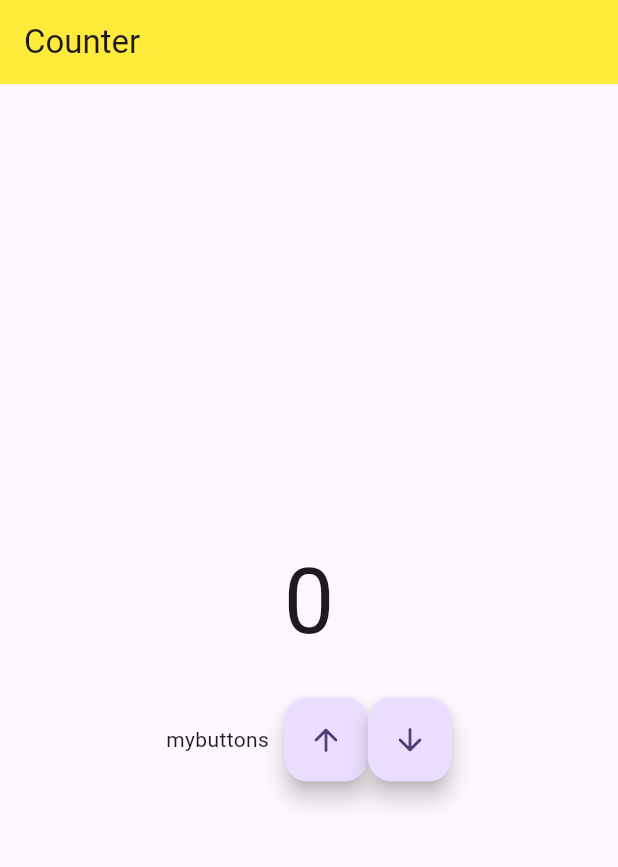
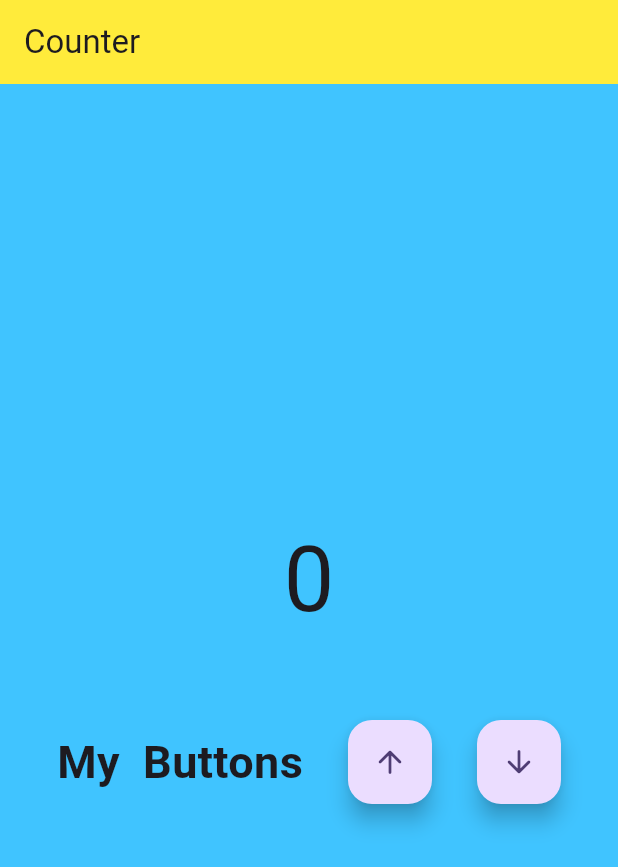
Before and after one commit to ashlin311/flutter_app_1, a Flutter app: the screen it shows after launch, on a phone screen of 412 x 824 dp. Shown: the top 867 px of the screen. Run offline on Flutter 3.47's test engine with Material 3 defaults, Android fonts, the phone set to English and light mode, and no system bars.

Commit message:
few changes

```diff
--- a/lib/main.dart
+++ b/lib/main.dart
@@ -14,6 +14,8 @@ class MyApp extends StatelessWidget {
       theme: ThemeData(
 
         colorScheme: ColorScheme.fromSeed(seedColor: Colors.deepPurple),
+        scaffoldBackgroundColor: Colors.lightBlueAccent,
+        fontFamily:'Roboto',
         useMaterial3: true,
       ),
       home: Homepage(),
@@ -35,22 +37,22 @@ class _MyWidgetState extends State<Homepage> {
     return Scaffold(
       appBar: AppBar(
         title: Text("Counter"),
-        backgroundColor: Colors.yellow
+        backgroundColor: Colors.yellow,
 
       ),
       body:Center(
         child: Column(
+
           mainAxisAlignment: MainAxisAlignment.center,
           crossAxisAlignment: CrossAxisAlignment.center,
           children: [
             Text(count.toString(),style: TextStyle(fontSize: 60),),
-            SizedBox(height: 20),
+            SizedBox(height: 50),
             Row(
               mainAxisAlignment: MainAxisAlignment.center,
               children: [
-
-                Text("mybuttons"),
-                SizedBox(width: 10),
+                Text("My  Buttons",style: TextStyle(fontSize: 30,fontWeight: FontWeight.bold,fontStyle: FontStyle.normal,fontFamily: 'Roboto'),),
+                SizedBox(width: 30),
                 FloatingActionButton(
                   onPressed: () {
                     setState(() {
@@ -59,6 +61,7 @@ class _MyWidgetState extends State<Homepage> {
                   },
                   child: Icon(Icons.arrow_upward_rounded),
                 ),
+                SizedBox(width: 30),
                 FloatingActionButton(
                   onPressed: () {
                     setState((){
```
Also changed, not shown: pubspec.yaml (+7 -0 lines).
